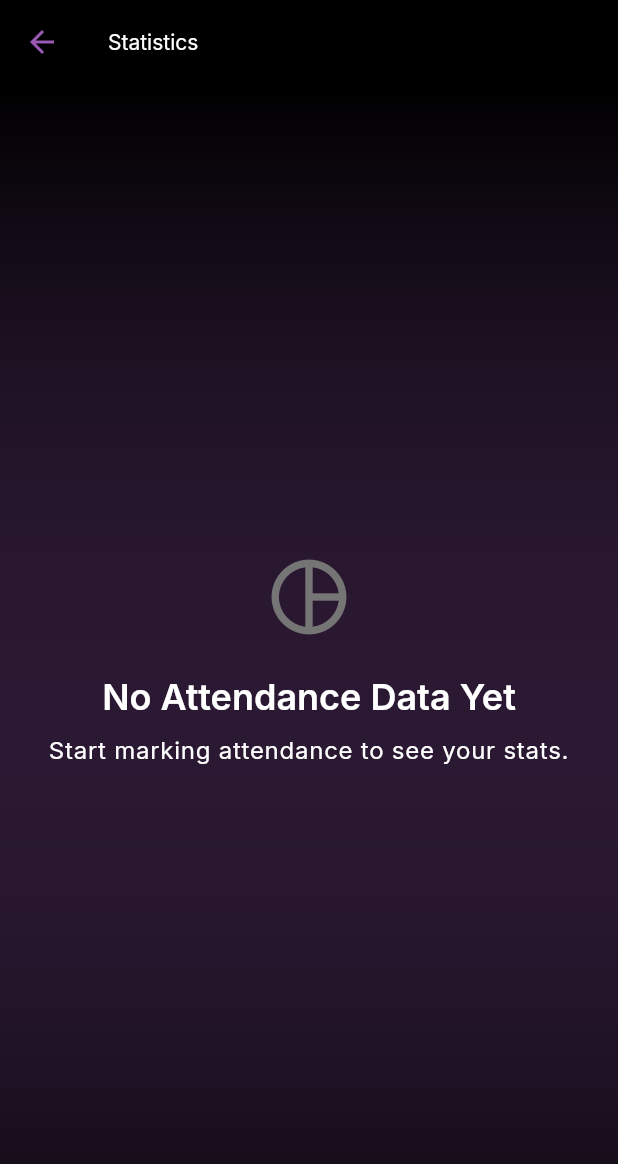
After one commit to akshat2474/TimeWise, a Flutter app: the StatisticsScreen screen opened directly, on a phone screen of 412 x 824 dp. The commit adds this screen. Shown: the top 1164 px of the screen. Run offline on Flutter 3.47's test engine with Material 3 defaults, Android fonts, the phone set to English and light mode, and no system bars; our stand-ins replace confetti, csv, fl_chart, flutter_colorpicker, flutter_local_notifications, google_fonts and 5 more; accounts and stored records are empty.

Commit message:
added statitics screen

```diff
--- /dev/null
+++ b/lib/screens/statistics_screen.dart
@@ -0,0 +1,337 @@
+// ignore_for_file: library_private_types_in_public_api
+
+import 'package:flutter/material.dart';
+import 'package:provider/provider.dart';
+import 'package:fl_chart/fl_chart.dart';
+import 'package:timewise_dtu/models/subject_model.dart';
+import 'package:timewise_dtu/models/timetable_model.dart';
+import 'package:timewise_dtu/theme/app_theme.dart';
+
+class StatisticsScreen extends StatefulWidget {
+  const StatisticsScreen({super.key});
+
+  @override
+  _StatisticsScreenState createState() => _StatisticsScreenState();
+}
+
+class _StatisticsScreenState extends State<StatisticsScreen> {
+  int touchedIndex = -1;
+  String? _selectedSubject; // Null represents "All Subjects"
+
+  @override
+  Widget build(BuildContext context) {
+    final theme = Theme.of(context);
+    return Scaffold(
+      appBar: AppBar(
+        title: const Text('Statistics'),
+        backgroundColor: Colors.transparent,
+        elevation: 0,
+      ),
+      body: Container(
+        decoration: BoxDecoration(
+          gradient: LinearGradient(
+            colors: [
+              theme.scaffoldBackgroundColor,
+              theme.colorScheme.primary.withOpacity(0.1),
+            ],
+            begin: Alignment.topCenter,
+            end: Alignment.bottomCenter,
+          ),
+        ),
+        child: Consumer<TimetableModel>(
+          builder: (context, model, child) {
+            final subjects = model.subjects;
+            final List<AttendanceRecord> filteredRecords;
+
+            if (_selectedSubject == null) {
+              filteredRecords = model.attendanceRecords;
+            } else {
+              filteredRecords = model.attendanceRecords
+                  .where((r) => r.subjectName == _selectedSubject)
+                  .toList();
+            }
+
+            if (model.attendanceRecords.isEmpty) {
+              return _buildEmptyState(theme, 'No Attendance Data Yet',
+                  'Start marking attendance to see your stats.');
+            }
+
+            final statusCounts = _calculateStatusCounts(filteredRecords);
+            final totalRecords = filteredRecords.length;
+
+            return SingleChildScrollView(
+              padding: const EdgeInsets.all(24.0),
+              child: Column(
+                crossAxisAlignment: CrossAxisAlignment.start,
+                children: [
+                  _buildSubjectDropdown(subjects, theme),
+                  const SizedBox(height: 24),
+                  Text(
+                    _selectedSubject ?? 'Overall Distribution',
+                    style: theme.textTheme.headlineSmall,
+                  ),
+                  const SizedBox(height: 16),
+                  if (totalRecords == 0)
+                    _buildEmptyState(theme, 'No Records Found',
+                        'No attendance has been marked for this subject yet.')
+                  else
+                    Card(
+                      elevation: 4,
+                      shadowColor: Colors.black.withOpacity(0.5),
+                      child: Padding(
+                        padding: const EdgeInsets.all(16.0),
+                        child: Column(
+                          children: [
+                            SizedBox(
+                              height: 350,
+                              child: Stack(
+                                alignment: Alignment.center,
+                                children: [
+                                  PieChart(
+                                    PieChartData(
+                                      pieTouchData: PieTouchData(
+                                        touchCallback: (FlTouchEvent event,
+                                            pieTouchResponse) {
+                                          setState(() {
+                                            if (!event
+                                                    .isInterestedForInteractions ||
+                                                pieTouchResponse == null ||
+                                                pieTouchResponse
+                                                        .touchedSection ==
+                                                    null) {
+                                              touchedIndex = -1;
+                                              return;
+                                            }
+                                            touchedIndex = pieTouchResponse
+                                                .touchedSection!
+                                                .touchedSectionIndex;
+                                          });
+                                        },
+                                      ),
+                                      borderData: FlBorderData(show: false),
+                                      sectionsSpace: 4,
+                                      centerSpaceRadius: 90,
+                                      sections: _buildPieChartSections(
+                                          statusCounts, totalRecords),
+                                    ),
+                                  ),
+                                  Column(
+                                    mainAxisAlignment: MainAxisAlignment.center,
+                                    children: [
+                                      Text(
+                                        totalRecords.toString(),
+                                        style: theme.textTheme.displaySmall
+                                            ?.copyWith(
+                                                fontWeight: FontWeight.bold),
+                                      ),
+                                      Text(
+                                        'Classes',
+                                        style: theme.textTheme.bodyLarge,
+                                      ),
+                                    ],
+                                  )
+                                ],
+                              ),
+                            ),
+                            const SizedBox(height: 24),
+                            _buildLegend(statusCounts),
+                          ],
+                        ),
+                      ),
+                    ),
+                ],
+              ),
+            );
+          },
+        ),
+      ),
+    );
+  }
+
+  Widget _buildEmptyState(ThemeData theme, String title, String subtitle) {
+    return Center(
+      child: Padding(
+        padding: const EdgeInsets.symmetric(vertical: 48.0),
+        child: Column(
+          mainAxisAlignment: MainAxisAlignment.center,
+          children: [
+            Icon(
+              Icons.pie_chart_outline,
+              size: 60,
+              color: Colors.grey[600],
+            ),
+            const SizedBox(height: 20),
+            Text(
+              title,
+              style: theme.textTheme.headlineSmall,
+              textAlign: TextAlign.center,
+            ),
+            const SizedBox(height: 8),
+            Text(
+              subtitle,
+              style: theme.textTheme.bodyLarge,
+              textAlign: TextAlign.center,
+            ),
+          ],
+        ),
+      ),
+    );
+  }
+
+  Widget _buildSubjectDropdown(List<Subject> subjects, ThemeData theme) {
+    return DropdownButtonFormField<String>(
+      value: _selectedSubject,
+      decoration: InputDecoration(
+        labelText: 'Filter by Subject',
+        filled: true,
+        fillColor: theme.colorScheme.surface.withOpacity(0.8),
+        border: OutlineInputBorder(
+          borderRadius: BorderRadius.circular(12),
+          borderSide: BorderSide.none,
+        ),
+      ),
+      items: [
+        const DropdownMenuItem<String>(
+          value: null,
+          child: Text('All Subjects'),
+        ),
+        ...subjects.map((subject) {
+          return DropdownMenuItem<String>(
+            value: subject.name,
+            child: Text(subject.name),
+          );
+        }),
+      ],
+      onChanged: (value) {
+        setState(() {
+          _selectedSubject = value;
+          touchedIndex = -1;
+        });
+      },
+    );
+  }
+
+  Map<AttendanceStatus, int> _calculateStatusCounts(
+      List<AttendanceRecord> records) {
+    final Map<AttendanceStatus, int> counts = {};
+    for (var record in records) {
+      counts[record.status] = (counts[record.status] ?? 0) + 1;
+    }
+    return counts;
+  }
+
+  List<PieChartSectionData> _buildPieChartSections(
+      Map<AttendanceStatus, int> statusCounts, int totalRecords) {
+    final List<PieChartSectionData> sections = [];
+    int i = 0;
+    statusCounts.forEach((status, count) {
+      final isTouched = i == touchedIndex;
+      final fontSize = isTouched ? 18.0 : 14.0;
+      final radius = isTouched ? 80.0 : 70.0;
+      final percentage = (count / totalRecords) * 100;
+
+      sections.add(
+        PieChartSectionData(
+          color: _getStatusColor(status),
+          value: count.toDouble(),
+          title: '${percentage.toStringAsFixed(1)}%',
+          radius: radius,
+          titleStyle: TextStyle(
+            fontSize: fontSize,
+            fontWeight: FontWeight.bold,
+            color: Colors.white,
+            shadows: const [Shadow(color: Colors.black, blurRadius: 2)],
+          ),
+        ),
+      );
+      i++;
+    });
+    return sections;
+  }
+
+  Widget _buildLegend(Map<AttendanceStatus, int> statusCounts) {
+    return Column(
+      children: statusCounts.entries.map((entry) {
+        return Padding(
+          padding: const EdgeInsets.symmetric(vertical: 8.0),
+          child: _buildLegendItem(
+            icon: _getStatusIcon(entry.key),
+            color: _getStatusColor(entry.key),
+            text: _getStatusText(entry.key),
+            count: entry.value,
+          ),
+        );
+      }).toList(),
+    );
+  }
+
+  Widget _buildLegendItem(
+      {required IconData icon,
+      required Color color,
+      required String text,
+      required int count}) {
+    return Row(
+      children: [
+        Icon(icon, color: color, size: 24),
+        const SizedBox(width: 12),
+        Text(
+          text,
+          style: Theme.of(context).textTheme.bodyLarge,
+        ),
+        const Spacer(),
+        Text(
+          '$count',
+          style: Theme.of(context)
+              .textTheme
+              .bodyLarge
+              ?.copyWith(fontWeight: FontWeight.bold),
+        ),
+      ],
+    );
+  }
+
+  Color _getStatusColor(AttendanceStatus status) {
+    switch (status) {
+      case AttendanceStatus.present:
+        return AppTheme.secondary;
+      case AttendanceStatus.absent:
+        return AppTheme.error;
+      case AttendanceStatus.holiday:
+        return Colors.grey[600]!;
+      case AttendanceStatus.massBunk:
+        return Colors.orangeAccent;
+      case AttendanceStatus.teacherAbsent:
+        return AppTheme.primary;
+    }
+  }
+
+  String _getStatusText(AttendanceStatus status) {
+    switch (status) {
+      case AttendanceStatus.present:
+        return 'Present';
+      case AttendanceStatus.absent:
+        return 'Absent';
+      case AttendanceStatus.holiday:
+        return 'Holiday';
+      case AttendanceStatus.massBunk:
+        return 'Mass Bunk';
+      case AttendanceStatus.teacherAbsent:
+        return 'Teacher Absent';
+    }
+  }
+
+  IconData _getStatusIcon(AttendanceStatus status) {
+    switch (status) {
+      case AttendanceStatus.present:
+        return Icons.check_circle;
+      case AttendanceStatus.absent:
+        return Icons.cancel;
+      case AttendanceStatus.holiday:
+        return Icons.beach_access;
+      case AttendanceStatus.massBunk:
+        return Icons.group_off;
+      case AttendanceStatus.teacherAbsent:
+        return Icons.person_off;
+    }
+  }
+}
```
Also changed, not shown: lib/screens/attendance_screen.dart (+18 -1 lines), lib/screens/home_screen.dart (+15 -0 lines), lib/screens/subject_details_screen.dart (+7 -12 lines).
